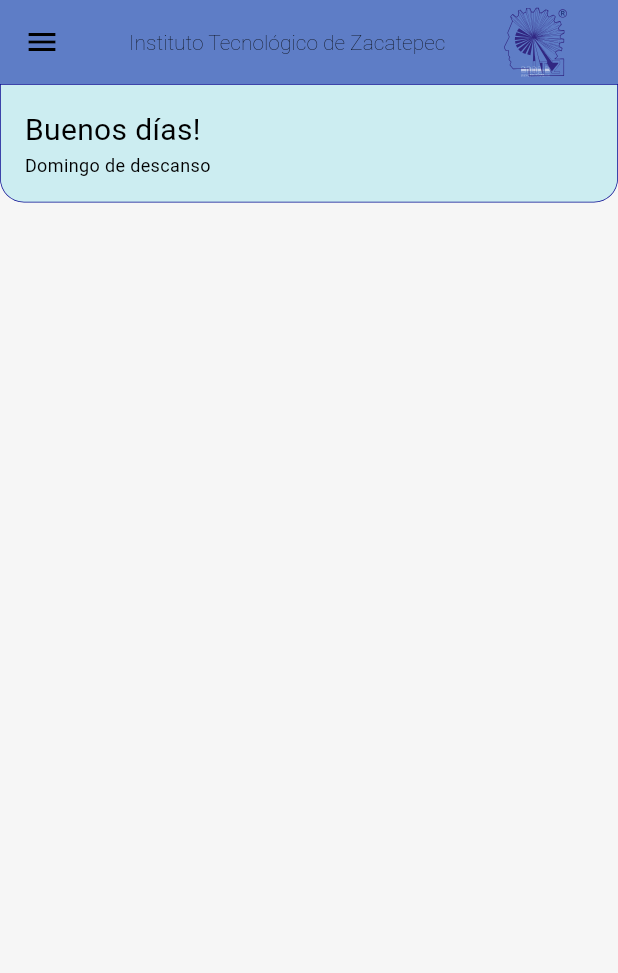
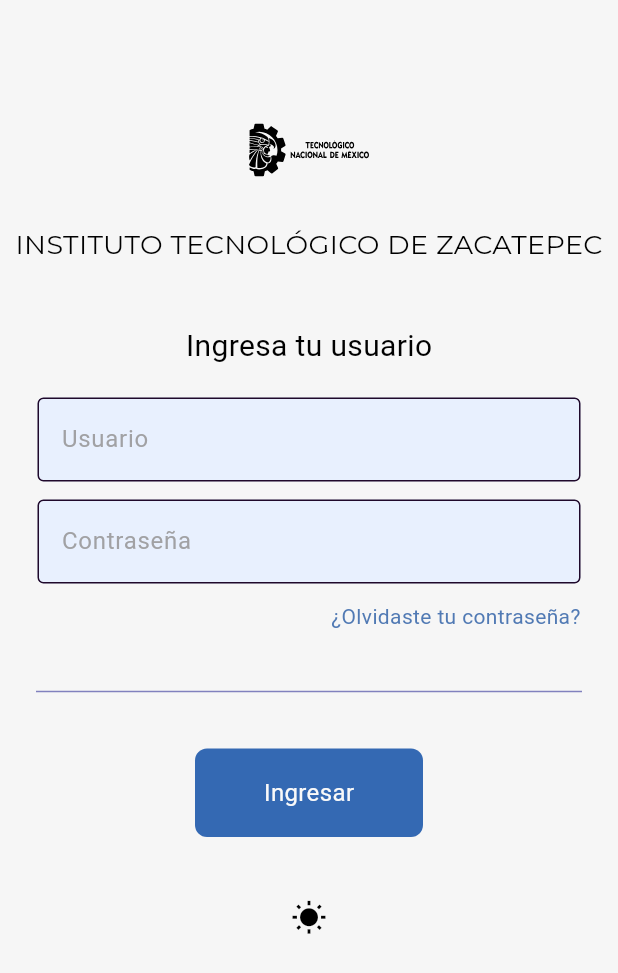
Before and after one commit to AlmaFKt/tcnmx_features, a Flutter app: the screen it shows after launch, on a phone screen of 412 x 824 dp. Shown: the top 973 px of the screen. Run offline on Flutter 3.47's test engine with Material 3 defaults, Android fonts, the phone set to English and light mode, and no system bars; our stand-ins replace firebase_auth, firebase_core, flutter_svg, get, google_fonts; accounts and stored records are empty; generated files the repository leaves out were written again; Roboto replaces fonts that are missing (Heebo).

Commit message:
Update widget names and colors, added the log in and forgot password. Modified  the theme

```diff
--- /dev/null
+++ b/lib/auth/firebase_auth.dart
@@ -0,0 +1,27 @@
+import 'package:firebase_auth/firebase_auth.dart';
+import 'package:flutter/material.dart';
+import 'package:tecnamex_features/loguear/inicio_sesion.dart';
+import 'package:tecnamex_features/responsive/mobile_body.dart';
+
+class AuthPage extends StatelessWidget {
+  const AuthPage({super.key});
+
+  @override
+  Widget build(BuildContext context) {
+    return Scaffold(
+      body: StreamBuilder<User?>(
+        stream: FirebaseAuth.instance.authStateChanges(),//gonna tell us if its logged or not
+        builder: (context, snapshot) {
+          //if yes
+          if (snapshot.hasData){
+            return mobileBody();
+          }
+          //if not
+          else {
+            return LoginPage();
+          }
+        },
+      ),
+    );
+  }
+}
--- /dev/null
+++ b/lib/components/mi_boton.dart
@@ -0,0 +1,33 @@
+import 'package:flutter/material.dart';
+
+class MyButton extends StatelessWidget {
+  final String text;
+  final Function()? onTap;
+
+  const MyButton({Key? key, required this.text, required this.onTap}) : super(key: key);
+
+  @override
+  Widget build(BuildContext context) {
+    return GestureDetector(
+      onTap: onTap,
+      child: Container(
+        padding: const EdgeInsets.all(18),
+        margin: const EdgeInsets.symmetric(horizontal: 130.0),
+        decoration: BoxDecoration(
+          color: Color.fromARGB(255, 52, 105, 179),
+          borderRadius: BorderRadius.circular(8),
+        ),
+        child: Center(
+          child: Text(
+            text,
+            style: TextStyle(
+              color: Color.fromARGB(255, 249, 249, 249),
+              fontWeight: FontWeight.normal,
+              fontSize: 16,
+            ),
+          ),
+        ),
+      ),
+    );
+  }
+}
--- /dev/null
+++ b/lib/components/mi_textfield.dart
@@ -0,0 +1,35 @@
+import 'package:flutter/material.dart';
+
+class MyTextField extends StatelessWidget {
+  final controller; //this is to have acces to what the user typed in the textField
+  final String hintText;
+  final bool obscureText;
+
+  const MyTextField({
+    super.key,
+    required this.controller, //required means that needs a default value, it can't be null
+    required this.hintText,
+    required this.obscureText,
+  });
+
+  @override
+  Widget build(BuildContext context) {
+    return Padding(
+      padding: const EdgeInsets.symmetric(horizontal: 25.0),
+      child: TextField(
+        controller: controller, //access info in the textfield
+        obscureText: obscureText, //A boolean to hide the characters when ur typing a password
+        decoration: InputDecoration(
+          enabledBorder: OutlineInputBorder(
+              borderSide: BorderSide(color: Color.fromARGB(255, 32, 9, 43))),
+          focusedBorder: OutlineInputBorder(
+              borderSide: BorderSide(color: Color.fromARGB(255, 32, 9, 43))),
+          fillColor: Theme.of(context).colorScheme.surface,
+          filled: true,
+          hintText: hintText, //String to give a hint to the user of what he should type in
+          hintStyle: TextStyle(color: Color.fromARGB(211, 146, 145, 145))
+        ),
+      ),
+    );
+  }
+}
--- /dev/null
+++ b/lib/loguear/inicio_sesion.dart
@@ -0,0 +1,224 @@
+import 'package:firebase_auth/firebase_auth.dart';
+import 'package:flutter/material.dart';
+import 'package:flutter_svg/svg.dart';
+import 'package:get/get.dart';
+import 'package:google_fonts/google_fonts.dart';
+import 'package:provider/provider.dart';
+import 'package:tecnamex_features/responsive/mobile_body.dart';
+import '../components/mi_boton.dart';
+import '../components/mi_textfield.dart';
+import '../theme/theme_provider.dart';
+import 'olvidaste_contraseña.dart';
+
+class LoginPage extends StatefulWidget {
+  LoginPage({Key? key});
+
+  @override
+  State<LoginPage> createState() => _LoginPageState();
+}
+
+class _LoginPageState extends State<LoginPage> {
+  //Text editing controllers
+  final emailController = TextEditingController();
+  final passwordController = TextEditingController();
+
+  //sign user in method event
+  void signUserIn() async {
+    // Validate email and password
+    if (emailController.text.trim().isEmpty ||
+        passwordController.text.isEmpty) {
+      // Empty email or password
+      showErrorDialog('Please enter both email and password.');
+      return;
+    }
+
+    // Show loading indicator
+    showDialog(
+      context: context,
+      builder: (context) {
+        return const Center(
+          child: CircularProgressIndicator(),
+        );
+      },
+    );
+
+    try {
+      await FirebaseAuth.instance.signInWithEmailAndPassword(
+        email: emailController.text,
+        password: passwordController.text,
+      );
+
+      // Close the loading indicator
+      Navigator.pop(context);
+
+      // Navigate to the home page
+      Get.to(() => mobileBody());
+    } on FirebaseAuthException catch (e) {
+      // Close the loading indicator
+      Navigator.pop(context);
+
+      // Handle specific authentication errors
+      if (e.code == 'user-not-found' || e.code == 'wrong-password') {
+        showErrorDialog('Incorrect Email or Password');
+      } else {
+        // Handle other authentication errors
+        showErrorDialog('Incorrect Email or Password');
+      }
+    }
+  }
+
+  void showErrorDialog(String errorMessage) {
+    showDialog(
+      context: context,
+      builder: (context) {
+        return AlertDialog(
+          content: Text(errorMessage),
+        );
+      },
+    );
+  }
+
+  @override
+  Widget build(BuildContext context) {
+    return Scaffold(
+      appBar: null, // Set the appBar property to null
+      backgroundColor: Theme.of(context).colorScheme.background,
+      body: SafeArea(
+        child: SingleChildScrollView(
+          child: Column(children: [
+            Center(
+              child: Column(children: [
+                const SizedBox(height: 60),
+
+                //Logo
+                Row(
+                  mainAxisAlignment: MainAxisAlignment.center,
+                  children: [
+                    SvgPicture.asset(
+                      'images/TecNM_logo.svg',
+                      width: 80,
+                      height: 80,
+                    ),
+                  ],
+                ),
+
+                const SizedBox(height: 10),
+
+                //PlodCat (logo) text
+                Text('INSTITUTO TECNOLÓGICO DE ZACATEPEC',
+                    style: GoogleFonts.montserrat(fontSize: 18)),
+
+                const SizedBox(
+                  height: 40,
+                ),
+
+                //(Welcome!) text
+                Text('Ingresa tu usuario',
+                    style: GoogleFonts.heebo(fontSize: 20)),
+
+                const SizedBox(
+                  height: 20,
+                ), // this makes a type of space betweeno your objects
+
+                //username textfield
+                MyTextField(
+                  controller: emailController,
+                  hintText: 'Usuario',
+                  obscureText: false,
+                ), // u can find the code for this object in components
+
+                const SizedBox(
+                  height: 12,
+                  width: 20,
+                ),
+
+                //password textfield
+                MyTextField(
+                  controller: passwordController,
+                  hintText: 'Contraseña',
+                  obscureText: true,
+                ),
+
+                const SizedBox(
+                  height: 12,
+                  width: 20,
+                ),
+
+                //forgot password TEXT (In a row)
+                Padding(
+                  padding: const EdgeInsets.symmetric(horizontal: 25.0),
+                  child: GestureDetector(
+                    onTap: () {
+                      Get.to(ForgotPwPage());
+                    },
+                    child: Row(
+                      mainAxisAlignment: MainAxisAlignment.end,
+                      children: [
+                        Text(
+                          '¿Olvidaste tu contraseña?',
+                          style: TextStyle(
+                              color: Color.fromARGB(255, 81, 122, 180)),
+                        ),
+                      ],
+                    ),
+                  ),
+                ),
+
+                const SizedBox(
+                  height: 32,
+                ),
+
+//divididor
+                Padding(
+                  padding: EdgeInsets.symmetric(horizontal: 24.0),
+                  child: Divider(
+                    color: Color.fromARGB(
+                        121, 0, 0, 128), // Replace with your desired color
+                  ),
+                ),
+
+                Column(
+                  children: <Widget>[
+                    const SizedBox(
+                      height: 30,
+                    ),
+
+                    //Boton de Ingresar
+                    MyButton(
+                      text: 'Ingresar',
+                      onTap: () {
+                        signUserIn();
+                      },
+                    ),
+
+                    const SizedBox(
+                      height: 30,
+                    ),
+
+                    // Boton toggle de tema
+                    Consumer<ThemeProvider>(
+                      builder: (context, themeProvider, child) {
+                        return IconButton(
+                          icon: Icon(
+                            themeProvider.isLightMode
+                                ? Icons.wb_sunny
+                                : Icons.nights_stay,
+                          ),
+                          onPressed: () {
+                            // Tema toggle
+                            Provider.of<ThemeProvider>(context, listen: false)
+                                .toggleTheme();
+                          },
+                        );
+                      },
+                    ),
+                  ],
+                ),
+              ]),
+            )
+          ]),
+        ),
+      ),
+    );
+  }
+}
--- a/lib/main.dart
+++ b/lib/main.dart
@@ -1,5 +1,4 @@
-import 'dart:js';
-
+import 'package:firebase_auth/firebase_auth.dart';
 import 'package:firebase_core/firebase_core.dart';
 import 'package:flutter/material.dart';
 import 'package:get/get.dart';
@@ -8,15 +7,19 @@
 import 'package:tecnamex_features/responsive/mobile_body.dart';
 import 'package:tecnamex_features/responsive/responsive_layout.dart';
 import 'package:tecnamex_features/responsive/tablet_body.dart';
-import 'theme/theme_provider.dart';
+import 'auth/firebase_auth.dart';
 import 'firebase_options.dart';
+import 'theme/theme_provider.dart'; // Import your main app
 
 void main() async {
   WidgetsFlutterBinding.ensureInitialized();
   await Firebase.initializeApp(options: DefaultFirebaseOptions.currentPlatform);
   runApp(
+    // Provider for theme
     ChangeNotifierProvider(
-        create: (context) => ThemeProvider(), child: MyApp()),
+      create: (context) => ThemeProvider(),
+      child: MyApp(),
+    ),
   );
 }
 
@@ -28,13 +31,34 @@
     final themeProvider = Provider.of<ThemeProvider>(context);
     return GetMaterialApp(
       title: 'Features',
-      home: ResponsiveLayout(
-        mobileBody: const mobileBody(),
-        tabletBody: const tabletBody(),
-        desktopBody: const desktopBody(),
-      ),
+      home: AuthChecker(),
       debugShowCheckedModeBanner: false,
       theme: themeProvider.themeData,
     );
   }
 }
+
+class AuthChecker extends StatelessWidget {
+  const AuthChecker({Key? key}) : super(key: key);
+
+  @override
+  Widget build(BuildContext context) {
+    return StreamBuilder<User?>(
+      stream: FirebaseAuth.instance.authStateChanges(),
+      builder: (context, snapshot) {
+        // If user is authenticated, show main app content
+        if (snapshot.hasData) {
+          return ResponsiveLayout(
+  mobileBody: mobileBody(), // Replace with your mobile layout widget
+  tabletBody: TabletBody(), // Replace with your tablet layout widget
+  desktopBody: desktopBody(), // Replace with your desktop layout widget
+);
+        }
+        // If user is not authenticated, show authentication page
+        else {
+          return AuthPage();
+        }
+      },
+    );
+  }
+}
--- a/lib/responsive/desktop_body.dart
+++ b/lib/responsive/desktop_body.dart
@@ -36,7 +36,7 @@
           // Trayendo el Drawer dnetro del body
           Container(
             width: 200,
-            child: myDrawer(),
+            child: MyDrawer(),
           ),
 
           // Body Content
--- a/lib/responsive/mobile_body.dart
+++ b/lib/responsive/mobile_body.dart
@@ -30,7 +30,7 @@
       //Utilizando var de constants
       appBar: myAppBar,
       backgroundColor: Theme.of(context).colorScheme.background,
-      drawer: myDrawer(),
+      drawer: MyDrawer(),
       drawerScrimColor: Colors.transparent,
       body: Column(children: [
         //here we are calling the var GreetingWidget from constants.dart
--- a/lib/theme/theme.dart
+++ b/lib/theme/theme.dart
@@ -6,15 +6,17 @@
   colorScheme: ColorScheme.light(
     background: Color.fromARGB(255, 246, 246, 246),
     primary: Color.fromARGB(255, 228, 229, 241),
-    secondary: Color.fromARGB(255, 204, 237, 241),
+    secondary: Color.fromARGB(255, 165, 165, 165),
+    surface: Color.fromARGB(255, 232, 240, 254),
   ),
 );
 
 final ThemeData darkMode = ThemeData(
   brightness: Brightness.dark,
   colorScheme: ColorScheme.dark(
-        background: Color.fromARGB(255, 33, 33, 33),
+        background: Color.fromARGB(255, 46, 45, 45),
     primary: Color.fromARGB(255, 66, 66, 66),
     secondary: Color.fromARGB(255, 97, 97, 97),
+    surface: Color.fromARGB(255, 86, 113, 161),
   ),
 );
--- a/lib/theme/theme_provider.dart
+++ b/lib/theme/theme_provider.dart
@@ -1,12 +1,14 @@
 import 'package:flutter/material.dart';
-import 'package:flutter/foundation.dart';
-import 'theme.dart'; // Import your theme.dart file
+import 'theme.dart';
 
 class ThemeProvider extends ChangeNotifier {
   ThemeData _themeData;
 
+   // Getters para saber si el tema es claro u oscuro
+  bool get isLightMode => _themeData == lightMode;
+
   ThemeProvider() : _themeData = lightMode {
-    _themeData = lightMode; // Default theme
+    _themeData = lightMode; // Tema claro por defecto
   }
 
   get themeData => _themeData;
@@ -17,6 +19,6 @@
     } else {
       _themeData = lightMode;
     }
-    notifyListeners(); // Notify listeners of theme change
+    notifyListeners(); // Notifica a los widgets que estan escuchando
   }
 }
```
Also changed, not shown: lib/drawer.dart (+29 -36 lines), lib/loguear/olvidaste_contraseña.dart (added, +153 -0 lines), lib/responsive/tablet_body.dart (+5 -5 lines).
